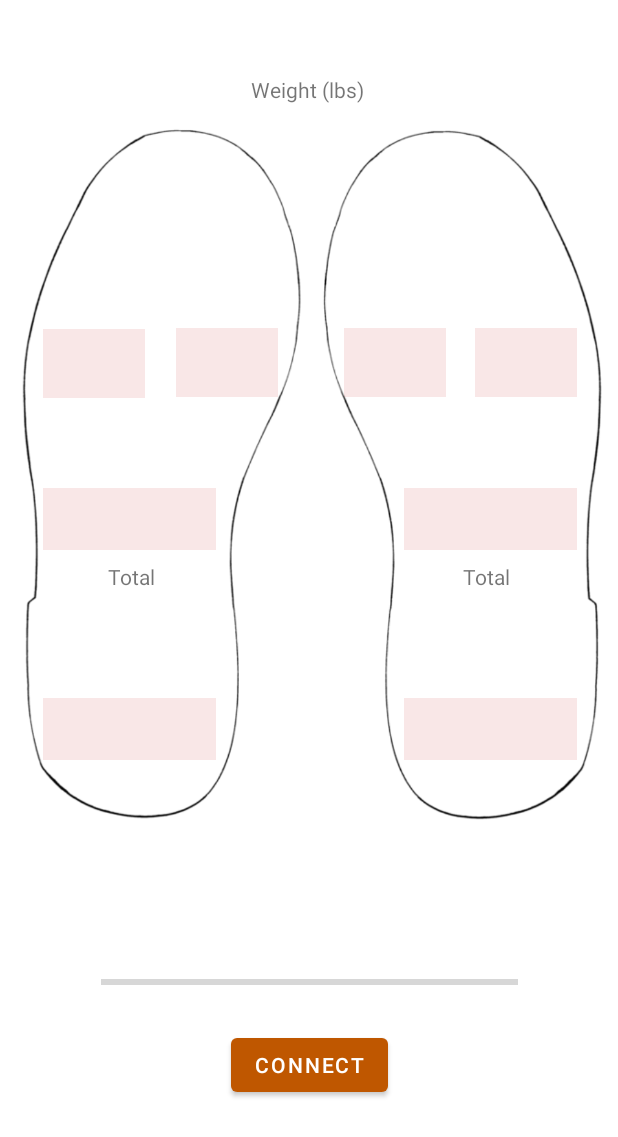
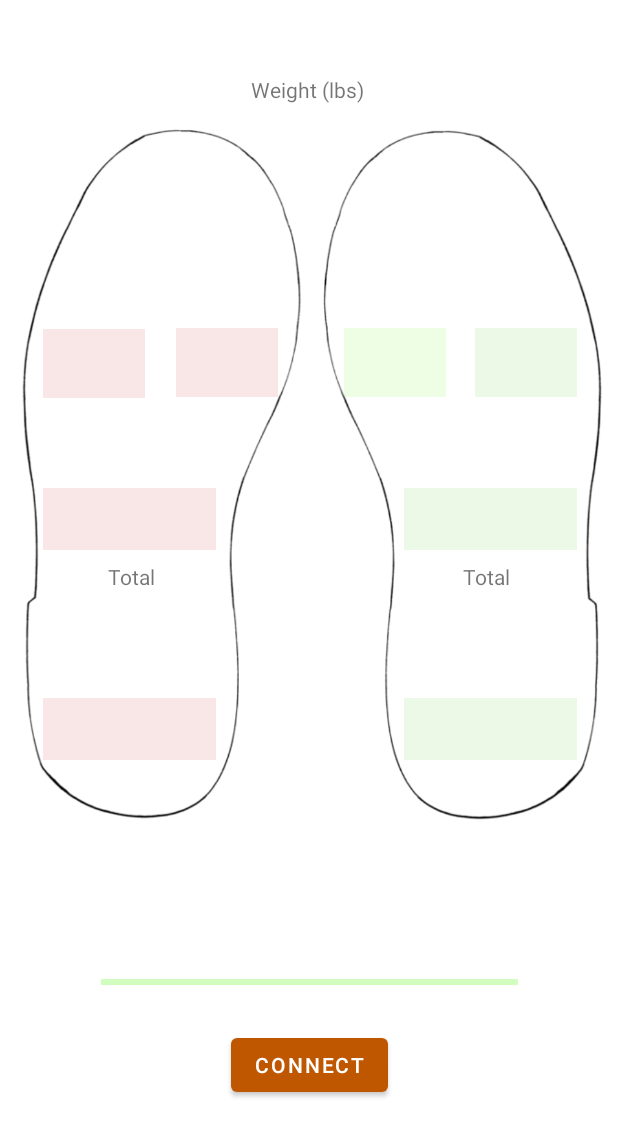
Before and after one commit to RewireForceSensor/RewireForceSensor, an Android app: the screen it shows after launch (MainActivity), on a phone screen of 412 x 824 dp, the part 99-1236 px from its top. Run offline under Robolectric (Android 15) with nearby library versions, the phone set to English and light mode, and no system bars.

Commit message:
added port/starboard coloring to the feet as well as fixed the progress bar issues

```diff
--- a/Android-App/app/src/main/res/layout/activity_main.xml
+++ b/Android-App/app/src/main/res/layout/activity_main.xml
@@ -44,7 +44,7 @@
         android:id="@+id/padRtot"
         android:layout_width="115dp"
         android:layout_height="41dp"
-        android:background="#1AC31313"
+        android:background="#1A48C313"
         android:textColor="#000000"
         android:textSize="24sp"
         app:layout_constraintBottom_toBottomOf="parent"
@@ -112,7 +112,7 @@
         android:id="@+id/pad3"
         android:layout_width="115dp"
         android:layout_height="41dp"
-        android:background="#1AC31313"
+        android:background="#1A48C313"
         android:textColor="#000000"
         android:textSize="24sp"
         app:layout_constraintBottom_toBottomOf="parent"
@@ -126,7 +126,7 @@
         android:id="@+id/pad4"
         android:layout_width="68dp"
         android:layout_height="46dp"
-        android:background="#1AC31313"
+        android:background="#1A48C313"
         android:textColor="#000000"
         android:textSize="24sp"
         app:layout_constraintBottom_toBottomOf="parent"
@@ -140,7 +140,7 @@
         android:id="@+id/pad5"
         android:layout_width="68dp"
         android:layout_height="46dp"
-        android:background="#1AC31313"
+        android:background="#1A4EF606"
         android:textColor="#000000"
         android:textSize="24sp"
         app:layout_constraintBottom_toBottomOf="parent"
@@ -217,7 +217,11 @@
         android:layout_marginBottom="16dp"
         app:layout_constraintBottom_toTopOf="@+id/connect"
         app:layout_constraintEnd_toEndOf="parent"
-        app:layout_constraintStart_toStartOf="parent" />
+        app:layout_constraintStart_toStartOf="parent"
+        android:progressBackgroundTint = "#FF4EF606"
+        android:progressTint = "#C31313"
+
+        />
 
 
 </androidx.constraintlayout.widget.ConstraintLayout>
```
Also changed, not shown: Android-App/app/src/main/java/com/example/rewirebluetoothforcesensor/MainActivity.java (+8 -6 lines).
